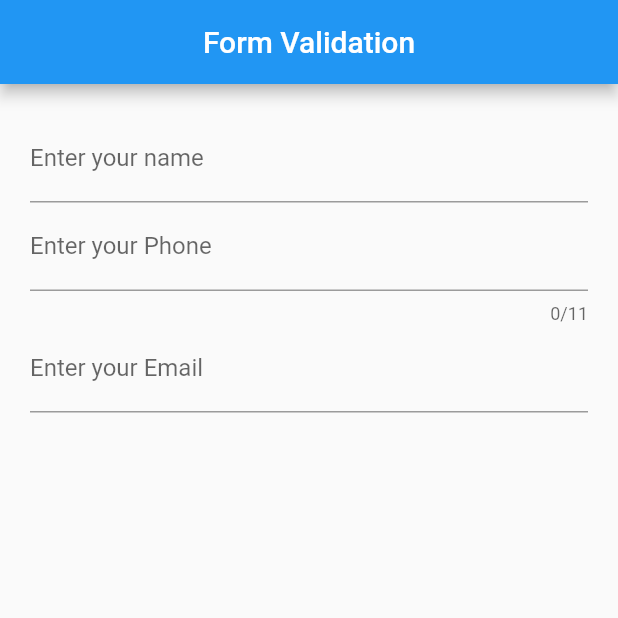
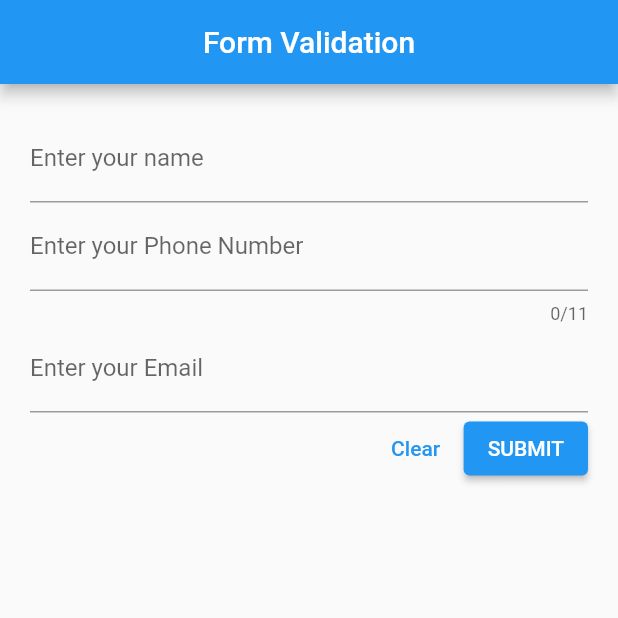
Before and after one commit to thetahmeed/Flutter, a Flutter app: the screen it shows after launch, on a phone screen of 412 x 824 dp, the top half of it. Run offline on Flutter 3.47's test engine with Material 2 defaults, Android fonts, the phone set to English and light mode, and no system bars; our stand-ins replace shared_preferences.

Commit message:
Controller, onSaved

```diff
--- a/fourteen/lib/pages/form.dart
+++ b/fourteen/lib/pages/form.dart
@@ -7,6 +7,28 @@ class FormPage extends StatefulWidget {
 
 class _FormPageState extends State<FormPage> {
   var formKey = GlobalKey<FormState>();
+
+  var nameEditTextController = TextEditingController();
+  var phoneEditTextController = TextEditingController();
+  var emailEditTextController = TextEditingController();
+
+  var name, phone, email;
+
+  void handleReset() {
+    nameEditTextController.clear();
+    phoneEditTextController.clear();
+    emailEditTextController.clear();
+  }
+
+  void handleSubmit() {
+    if (formKey.currentState.validate()) {
+      formKey.currentState.save();
+      // TODO: Save the data where ever you want
+      // Or:
+      // We can use pre dec. variables name, phone and email
+      print("Name: ${this.name}\nPhone: ${this.phone}\nEmail: ${this.email}\n");
+    }
+  }
 
   @override
   Widget build(BuildContext context) {
@@ -24,6 +46,7 @@ class _FormPageState extends State<FormPage> {
               child: Column(
                 children: [
                   TextFormField(
+                    controller: nameEditTextController,
                     keyboardType: TextInputType.name,
                     decoration: InputDecoration(labelText: "Enter your name"),
                     validator: (value) {
@@ -32,21 +55,28 @@ class _FormPageState extends State<FormPage> {
                       }
                       return null;
                     },
-                    onSaved: (value) {},
+                    onSaved: (value) {
+                      this.name = value;
+                    },
                   ),
                   TextFormField(
+                    controller: phoneEditTextController,
                     maxLength: 11,
                     keyboardType: TextInputType.phone,
-                    decoration: InputDecoration(labelText: "Enter your Phone"),
+                    decoration:
+                        InputDecoration(labelText: "Enter your Phone Number"),
                     validator: (value) {
-                      if (value.length == 0) {
-                        return "Phone is required";
+                      if (value.length < 11) {
+                        return "Phone Number is invalid";
                       }
                       return null;
                     },
-                    onSaved: (value) {},
+                    onSaved: (value) {
+                      this.phone = value;
+                    },
                   ),
                   TextFormField(
+                    controller: emailEditTextController,
                     keyboardType: TextInputType.emailAddress,
                     decoration: InputDecoration(labelText: "Enter your Email"),
                     validator: (value) {
@@ -55,8 +85,30 @@ class _FormPageState extends State<FormPage> {
                       }
                       return null;
                     },
-                    onSaved: (value) {},
+                    onSaved: (value) {
+                      this.email = value;
+                    },
                   ),
+                  Row(
+                    // Vertical alignment
+                    crossAxisAlignment: CrossAxisAlignment.end,
+                    // Horizontal alignment
+                    mainAxisAlignment: MainAxisAlignment.end,
+                    children: [
+                      TextButton(
+                        onPressed: () {
+                          handleReset();
+                        },
+                        child: Text("Clear"),
+                      ),
+                      ElevatedButton(
+                        onPressed: () {
+                          handleSubmit();
+                        },
+                        child: Text("SUBMIT"),
+                      ),
+                    ],
+                  )
                 ],
               ),
             ),
```
